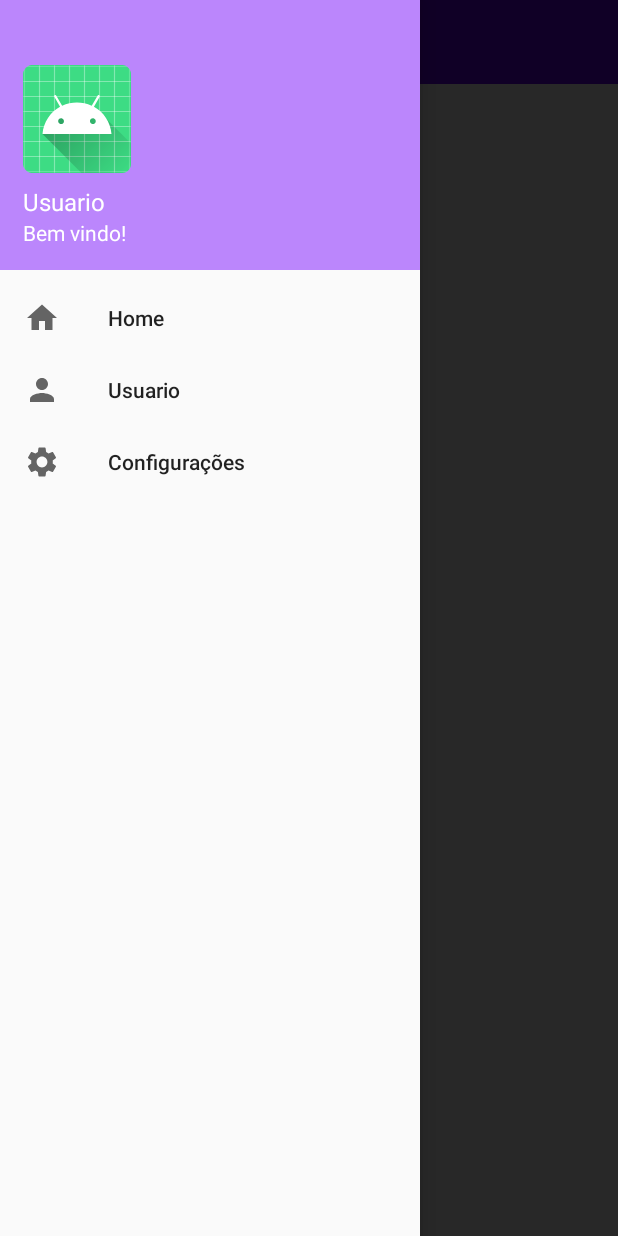
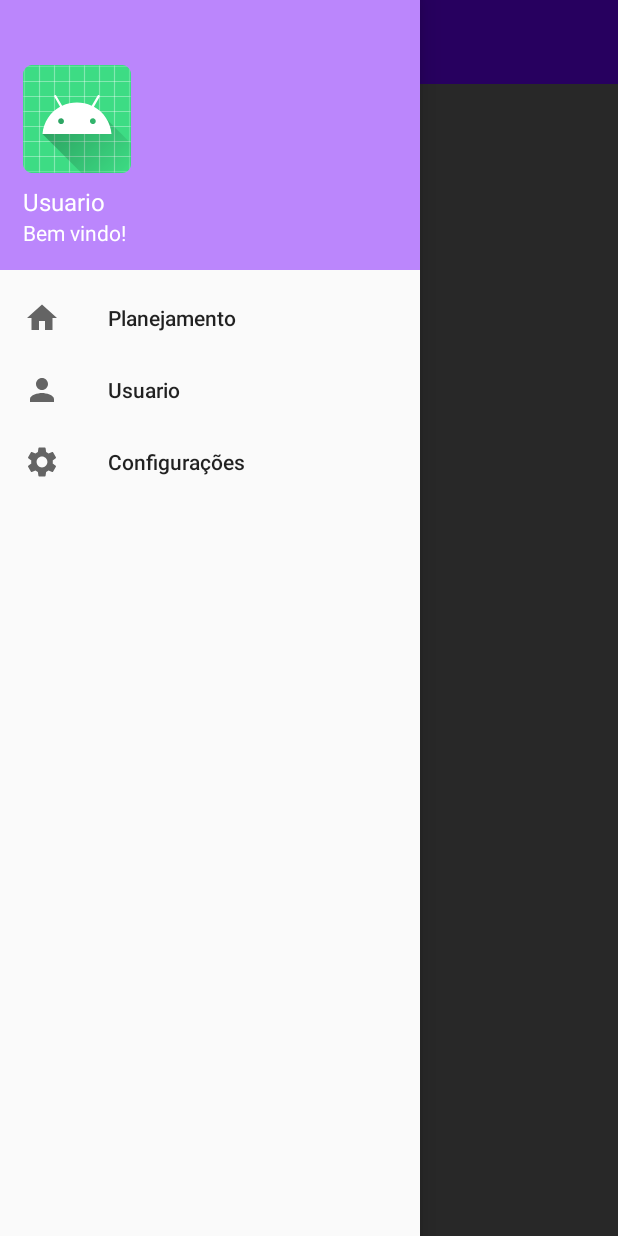
Before and after one commit to GabrielFontouraGriebler/App_Traiding, an Android app: the screen it shows after launch (Relatorio), with the side drawer open, on a phone screen of 412 x 824 dp. Run offline under Robolectric (Android 15) with nearby library versions, the phone set to English and light mode, and no system bars.

Commit message:
correção aba lateral, e transição para Activity planejamento inserida

```diff
--- a/app/src/main/AndroidManifest.xml
+++ b/app/src/main/AndroidManifest.xml
@@ -46,7 +46,7 @@
         </activity>
         <activity
             android:name=".Planejamento"
-            android:exported="false">
+            android:exported="true">
             <meta-data
                 android:name="android.app.lib_name"
                 android:value="" />
--- a/app/src/main/java/com/example/app/Relatorio.java
+++ b/app/src/main/java/com/example/app/Relatorio.java
@@ -3,13 +3,16 @@ package com.example.app;
 import android.content.DialogInterface;
 import android.content.Intent;
 import android.os.Bundle;
+import android.view.MenuItem;
 import android.view.View;
 import android.widget.AdapterView;
 import android.widget.Button;
 import android.widget.ListView;
+import android.widget.Switch;
 import android.widget.TextView;
 import android.widget.Toast;
 
+import androidx.annotation.NonNull;
 import androidx.appcompat.app.ActionBarDrawerToggle;
 import androidx.appcompat.app.AlertDialog;
 import androidx.appcompat.app.AppCompatActivity;
@@ -18,9 +21,11 @@ import androidx.core.view.GravityCompat;
 import androidx.drawerlayout.widget.DrawerLayout;
 
 
+import com.google.android.material.navigation.NavigationView;
+
 import java.util.List;
 
-public class Relatorio extends AppCompatActivity {
+public class Relatorio extends AppCompatActivity implements NavigationView.OnNavigationItemSelectedListener {
 
     private Button buttonAnotacao;
 
@@ -30,7 +35,7 @@ public class Relatorio extends AppCompatActivity {
 
     public TextView textViewSaldoAtual;
 
-    public DrawerLayout drawerLayout;
+    private DrawerLayout drawerLayout;
 
 
 
@@ -42,11 +47,13 @@ public class Relatorio extends AppCompatActivity {
 
         drawerLayout = findViewById(R.id.nav_view);
         Toolbar toolbar = findViewById(R.id.toolbar);
-
+        NavigationView navigationView = findViewById(R.id.navigation_view);
+        navigationView.setNavigationItemSelectedListener(this);
         ActionBarDrawerToggle toggle = new ActionBarDrawerToggle(this,drawerLayout, toolbar, R.string.navigation_draw_open,R.string.navigation_draw_close);
 
         drawerLayout.addDrawerListener(toggle);
         toggle.syncState();
+
 
 
         textViewSaldoAtual = (TextView) findViewById(R.id.textViewSaldoAtual);
@@ -153,6 +160,22 @@ public class Relatorio extends AppCompatActivity {
     }
 
     @Override
+    public boolean onNavigationItemSelected(@NonNull MenuItem item) {
+
+        switch (item.getItemId()){
+
+            case R.id.Planejamento:
+                Intent intent = new Intent(this, Planejamento.class);
+                startActivity(intent);
+                drawerLayout.closeDrawer(GravityCompat.START);
+                break;
+
+        }
+
+        return true;
+    }
+
+    @Override
     public void onBackPressed() {
         if (drawerLayout.isDrawerOpen(GravityCompat.START))
         {
--- a/app/src/main/res/layout/activity_relatorio.xml
+++ b/app/src/main/res/layout/activity_relatorio.xml
@@ -2,48 +2,16 @@
 <androidx.drawerlayout.widget.DrawerLayout xmlns:android="http://schemas.android.com/apk/res/android"
     xmlns:app="http://schemas.android.com/apk/res-auto"
     xmlns:tools="http://schemas.android.com/tools"
-    android:orientation="vertical"
     android:layout_width="match_parent"
     android:layout_height="match_parent"
     tools:context=".Relatorio"
-    android:fitsSystemWindows="true"
-    tools:openDrawer="start"
     android:id="@+id/nav_view">
 
-    <LinearLayout
-        android:layout_width="match_parent"
-        android:layout_height="match_parent"
-        android:orientation="vertical">
-
-        <androidx.appcompat.widget.Toolbar
-            android:layout_width="match_parent"
-            android:layout_height="?attr/actionBarSize"
-            android:id="@+id/toolbar"
-            android:background="@color/design_default_color_primary">
-        </androidx.appcompat.widget.Toolbar>
-
-
-        <FrameLayout
-            android:layout_width="wrap_content"
-            android:layout_height="match_parent"
-            android:id="@+id/Fragment_container">
-
-        </FrameLayout>
-    </LinearLayout>
-
-
-    <com.google.android.material.navigation.NavigationView
-        android:layout_width="wrap_content"
-        android:layout_height="match_parent"
-        android:id="@+id/navigation_view"
-        app:headerLayout="@layout/nav_header"
-        app:menu="@menu/menu"
-        android:layout_gravity="start">
-    </com.google.android.material.navigation.NavigationView>
 
     <androidx.constraintlayout.widget.ConstraintLayout
         android:layout_width="match_parent"
         android:layout_height="match_parent">
+
         <Button
             android:id="@+id/buttonAnotacao"
             android:layout_width="wrap_content"
@@ -62,7 +30,6 @@
             android:layout_height="400dp"
             android:layout_marginStart="8dp"
             android:layout_marginTop="132dp"
-        android:layout_marginEnd="8dp"
             android:layout_weight="1"
             app:layout_constraintEnd_toEndOf="parent"
             app:layout_constraintHorizontal_bias="1.0"
@@ -95,4 +62,35 @@
             app:layout_constraintTop_toTopOf="parent" />
     </androidx.constraintlayout.widget.ConstraintLayout>
 
+    <LinearLayout
+        android:layout_width="match_parent"
+        android:layout_height="match_parent"
+        android:orientation="vertical">
+
+        <androidx.appcompat.widget.Toolbar
+            android:layout_width="match_parent"
+            android:layout_height="?attr/actionBarSize"
+            android:id="@+id/toolbar"
+            android:background="@color/design_default_color_primary">
+        </androidx.appcompat.widget.Toolbar>
+
+
+        <FrameLayout
+            android:layout_width="wrap_content"
+            android:layout_height="match_parent"
+            android:id="@+id/Fragment_container">
+
+        </FrameLayout>
+    </LinearLayout>
+
+    <com.google.android.material.navigation.NavigationView
+        android:layout_width="wrap_content"
+        android:layout_height="match_parent"
+        android:id="@+id/navigation_view"
+        app:headerLayout="@layout/nav_header"
+        app:menu="@menu/menu"
+        android:fitsSystemWindows="true"
+        android:layout_gravity="start">
+    </com.google.android.material.navigation.NavigationView>
+
 </androidx.drawerlayout.widget.DrawerLayout>
--- a/app/src/main/res/menu/menu.xml
+++ b/app/src/main/res/menu/menu.xml
@@ -1,11 +1,12 @@
 <?xml version="1.0" encoding="utf-8"?>
-<menu xmlns:android="http://schemas.android.com/apk/res/android">
+<menu
+    xmlns:android="http://schemas.android.com/apk/res/android">
 
     <group android:checkableBehavior="single">
         <item
-            android:id="@+id/home"
+            android:id="@+id/Planejamento"
             android:icon="@drawable/home"
-            android:title="Home"></item>
+            android:title="Planejamento"></item>
         <item
             android:id="@+id/person"
             android:icon="@drawable/person"
```
Lines whose indentation alone changed are shown as unchanged.
